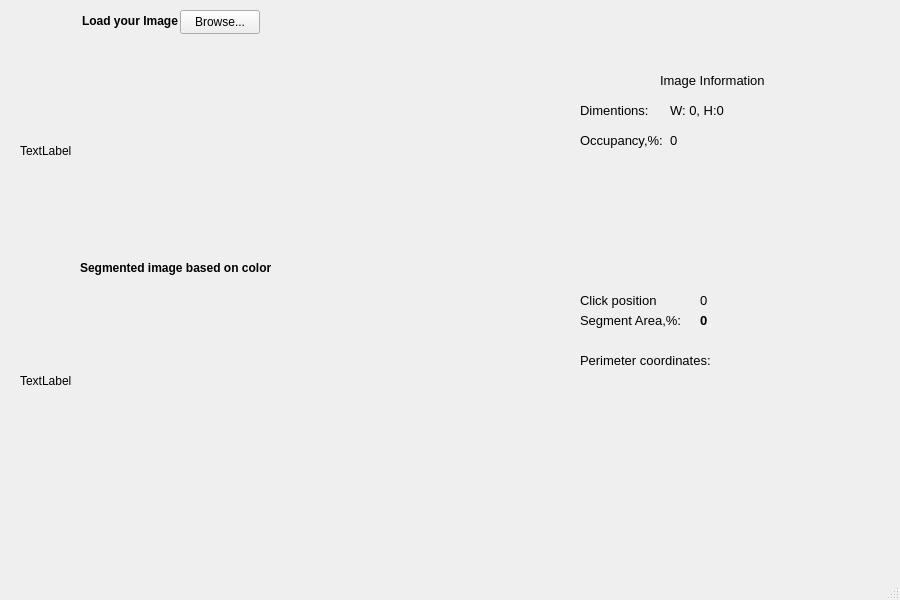
Qt form mainwindow.ui (vkusnezh/01062023) before a commit.
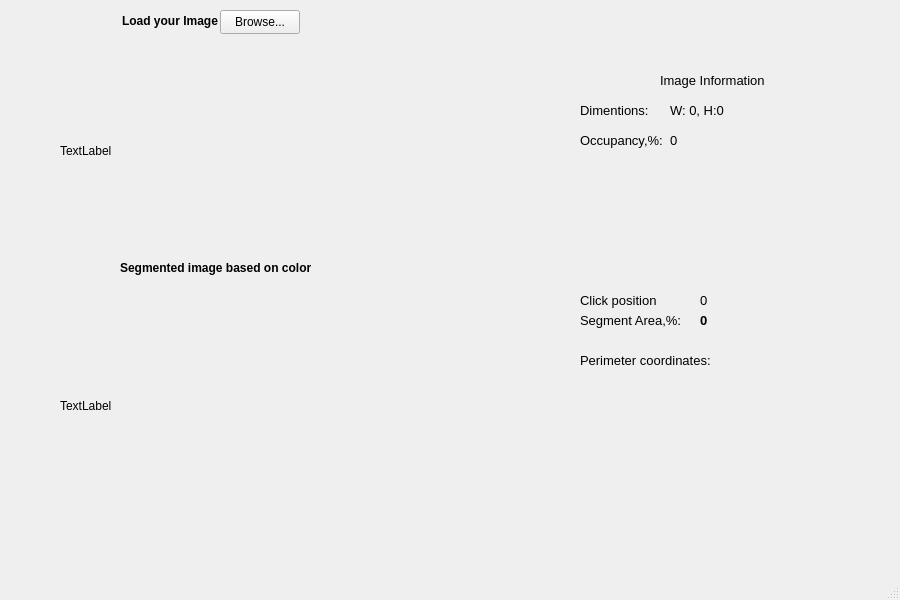
The same form after that commit.

Patch:
```diff
--- a/mainwindow.ui
+++ b/mainwindow.ui
@@ -23,7 +23,7 @@
    <widget class="QPushButton" name="pushButton">
     <property name="geometry">
      <rect>
-      <x>180</x>
+      <x>220</x>
       <y>10</y>
       <width>80</width>
       <height>24</height>
@@ -42,7 +42,7 @@
    <widget class="QLabel" name="label">
     <property name="geometry">
      <rect>
-      <x>82</x>
+      <x>122</x>
       <y>13</y>
       <width>101</width>
       <height>16</height>
@@ -66,9 +66,9 @@
    <widget class="QLabel" name="label_pic">
     <property name="geometry">
      <rect>
-      <x>20</x>
+      <x>60</x>
       <y>50</y>
-      <width>451</width>
+      <width>381</width>
       <height>201</height>
      </rect>
     </property>
@@ -205,7 +205,7 @@
    <widget class="QLabel" name="label_2">
     <property name="geometry">
      <rect>
-      <x>80</x>
+      <x>120</x>
       <y>260</y>
       <width>250</width>
       <height>16</height>
@@ -379,10 +379,10 @@
    <widget class="QLabel" name="label_pic_2">
     <property name="geometry">
      <rect>
-      <x>20</x>
+      <x>60</x>
       <y>280</y>
-      <width>451</width>
-      <height>201</height>
+      <width>381</width>
+      <height>251</height>
      </rect>
     </property>
     <property name="maximumSize">
```
